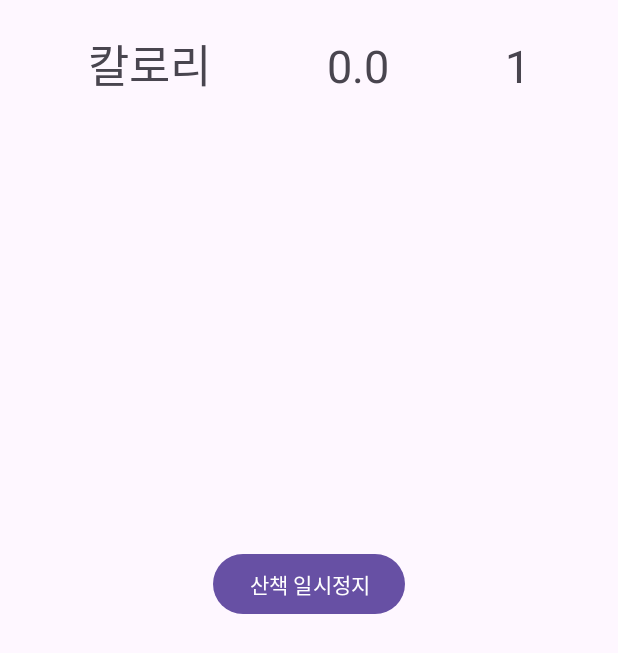
After one commit to mobileprogramtukorea/androidstudioproject, an Android app: the WalkActivity screen opened directly, with no data from a screen before it, on a phone screen of 412 x 824 dp. The commit adds this screen. Shown: the top 653 px of the screen. Run offline under Robolectric (Android 15) with nearby library versions, the phone set to English and light mode, and no system bars; network calls fail.

Commit message:
산책을 위한 기능 구현

```diff
--- a/app/build.gradle.kts
+++ b/app/build.gradle.kts
@@ -64,14 +64,17 @@
     implementation("com.squareup.okhttp3:logging-interceptor:4.9.1")
     implementation("com.squareup.retrofit2:retrofit:2.9.0")
     implementation("com.squareup.retrofit2:converter-gson:2.9.0")
-
     implementation("androidx.lifecycle:lifecycle-viewmodel-ktx:2.3.1")
     implementation ("androidx.lifecycle:lifecycle-livedata-ktx:2.3.1")
+    //위치기반 거리측정 라이브러리
+    implementation ("com.google.android.gms:play-services-location:21.0.1")
+
     implementation(libs.androidx.core.ktx)
     implementation(libs.androidx.appcompat)
     implementation(libs.material)
     implementation(libs.androidx.activity)
     implementation(libs.androidx.constraintlayout)
+    implementation(libs.play.services.location)
     testImplementation(libs.junit)
     androidTestImplementation(libs.androidx.junit)
     androidTestImplementation(libs.androidx.espresso.core)
--- a/app/src/main/AndroidManifest.xml
+++ b/app/src/main/AndroidManifest.xml
@@ -4,6 +4,8 @@
 
     <uses-permission android:name="android.permission.INTERNET" />
     <uses-permission android:name="android.permission.ACCESS_NETWORK_STATE" />
+    <uses-permission android:name="android.permission.ACCESS_FINE_LOCATION" />
+    <uses-permission android:name="android.permission.ACCESS_COARSE_LOCATION" />
 
     <application
         android:allowBackup="true"
@@ -17,6 +19,10 @@
         android:usesCleartextTraffic="true"
         tools:targetApi="31">
         <activity
+            android:name=".WalkActivity"
+            android:exported="false"
+            android:theme="@style/Theme.Final_project" />
+        <activity
             android:name=".MainActivity"
             android:exported="true">
             <intent-filter>
--- /dev/null
+++ b/app/src/main/java/com/example/final_project/WalkActivity.kt
@@ -0,0 +1,91 @@
+package com.example.final_project
+
+
+import android.os.Bundle
+import android.os.Handler
+import android.os.Looper
+import android.widget.Button
+import android.widget.TextView
+import androidx.appcompat.app.AppCompatActivity
+import android.view.View
+
+class WalkActivity : AppCompatActivity() {
+
+    private lateinit var distanceTextView: TextView
+    private lateinit var timeTextView: TextView
+    private lateinit var pauseButton: Button
+    private lateinit var resumeButton: Button
+    private lateinit var stopButton: Button
+
+    private var isWalking = false
+    private var startTime: Long = 0
+    private var totalDistance = 0.0f
+    private var totalElapsedTime: Long = 0
+
+    private val handler = Handler(Looper.getMainLooper())
+    private val updateRunnable = object : Runnable {
+        override fun run() {
+            if (isWalking) {
+                val elapsedTime = (System.currentTimeMillis() - startTime) / 1000
+                timeTextView.text = elapsedTime.toString()
+                // 여기서 실제 거리 측정 로직을 추가하세요.
+                distanceTextView.text = totalDistance.toString()
+                handler.postDelayed(this, 1000)
+            }
+        }
+    }
+    override fun onCreate(savedInstanceState: Bundle?) {
+        super.onCreate(savedInstanceState)
+        setContentView(R.layout.walking_with_dog)
+
+        distanceTextView = findViewById(R.id.distanceTextView)
+        timeTextView = findViewById(R.id.timeTextView)
+        pauseButton = findViewById(R.id.pauseButton)
+        resumeButton = findViewById(R.id.resumeButton)
+        stopButton = findViewById(R.id.stopButton)
+
+        pauseButton.setOnClickListener {
+            pauseWalking()
+            pauseButton.visibility = View.GONE
+            resumeButton.visibility = View.VISIBLE
+            stopButton.visibility = View.VISIBLE
+        }
+
+        resumeButton.setOnClickListener {
+            resumeWalking()
+            resumeButton.visibility = View.GONE
+            stopButton.visibility = View.GONE
+            pauseButton.visibility = View.VISIBLE
+        }
+
+        stopButton.setOnClickListener {
+            stopWalking()
+        }
+        startWalking()
+
+    }
+    private fun startWalking() {
+        isWalking = true
+        startTime = System.currentTimeMillis()
+        handler.post(updateRunnable)
+    }
+
+    private fun pauseWalking() {
+        isWalking = false
+        totalElapsedTime += (System.currentTimeMillis() - startTime) / 1000
+    }
+
+    private fun resumeWalking() {
+        isWalking = true
+        startTime = System.currentTimeMillis() - totalElapsedTime * 1000
+        handler.post(updateRunnable)
+    }
+
+    private fun stopWalking() {
+        isWalking = false
+        handler.removeCallbacks(updateRunnable)
+        // 추가로 산책 종료 처리 로직을 여기에 작성하세요.
+        finish()
+    }
+
+}
--- a/app/src/main/res/layout/walking_with_dog.xml
+++ b/app/src/main/res/layout/walking_with_dog.xml
@@ -26,7 +26,7 @@
             android:textSize="30sp" />
 
         <TextView
-            android:id="@+id/distance"
+            android:id="@+id/distanceTextView"
             android:layout_width="wrap_content"
             android:layout_height="wrap_content"
             android:layout_weight="1"
@@ -35,7 +35,7 @@
             android:textSize="30sp" />
 
         <TextView
-            android:id="@+id/time"
+            android:id="@+id/timeTextView"
             android:layout_width="wrap_content"
             android:layout_height="wrap_content"
             android:layout_weight="1"
@@ -45,10 +45,37 @@
     </LinearLayout>
 
     <Button
+        android:id="@+id/pauseButton"
         android:layout_width="wrap_content"
         android:layout_height="wrap_content"
         android:layout_marginTop="300dp"
-        app:layout_constraintEnd_toEndOf="parent"
+        android:text="산책 일시정지"
+        android:visibility="visible"
+        app:layout_constraintEnd_toStartOf="@id/resumeButton"
         app:layout_constraintStart_toStartOf="parent"
         app:layout_constraintTop_toBottomOf="@id/statbar" />
+
+    <Button
+        android:id="@+id/resumeButton"
+        android:layout_width="wrap_content"
+        android:layout_height="wrap_content"
+        android:layout_marginTop="300dp"
+        android:text="산책 재개"
+        android:visibility="gone"
+        app:layout_constraintStart_toEndOf="@id/pauseButton"
+        app:layout_constraintEnd_toStartOf="@id/stopButton"
+        app:layout_constraintTop_toBottomOf="@id/statbar" />
+
+    <Button
+        android:id="@+id/stopButton"
+        android:layout_width="wrap_content"
+        android:layout_height="wrap_content"
+        android:layout_marginTop="300dp"
+        android:text="산책 종료"
+        android:visibility="gone"
+        app:layout_constraintEnd_toEndOf="parent"
+        app:layout_constraintStart_toEndOf="@id/resumeButton"
+        app:layout_constraintTop_toBottomOf="@id/statbar" />
+
+
 </androidx.constraintlayout.widget.ConstraintLayout>
--- a/gradle/libs.versions.toml
+++ b/gradle/libs.versions.toml
@@ -12,6 +12,7 @@
 retrofit = "2.9.0"
 navigationFragmentKtx = "2.7.7"
 navigationUiKtx = "2.7.7"
+playServicesLocation = "21.3.0"
 
 [libraries]
 androidx-core-ktx = { group = "androidx.core", name = "core-ktx", version.ref = "coreKtx" }
@@ -25,6 +26,7 @@
 retrofit = { module = "com.squareup.retrofit2:retrofit", version.ref = "retrofit" }
 androidx-navigation-fragment-ktx = { group = "androidx.navigation", name = "navigation-fragment-ktx", version.ref = "navigationFragmentKtx" }
 androidx-navigation-ui-ktx = { group = "androidx.navigation", name = "navigation-ui-ktx", version.ref = "navigationUiKtx" }
+play-services-location = { group = "com.google.android.gms", name = "play-services-location", version.ref = "playServicesLocation" }
 
 [plugins]
 androidApplication = { id = "com.android.application", version.ref = "agp" }
```
Also changed, not shown: app/src/main/java/com/example/final_project/home/HomeFragment.kt (+13 -8 lines), app/src/main/res/layout/activity_main.xml (+6 -6 lines), app/src/main/res/layout/fragment_checklist.xml (+14 -12 lines), app/src/main/res/layout/fragment_home.xml (+13 -20 lines), app/src/main/res/navigation/nav_graph2.xml (added, +28 -0 lines).
